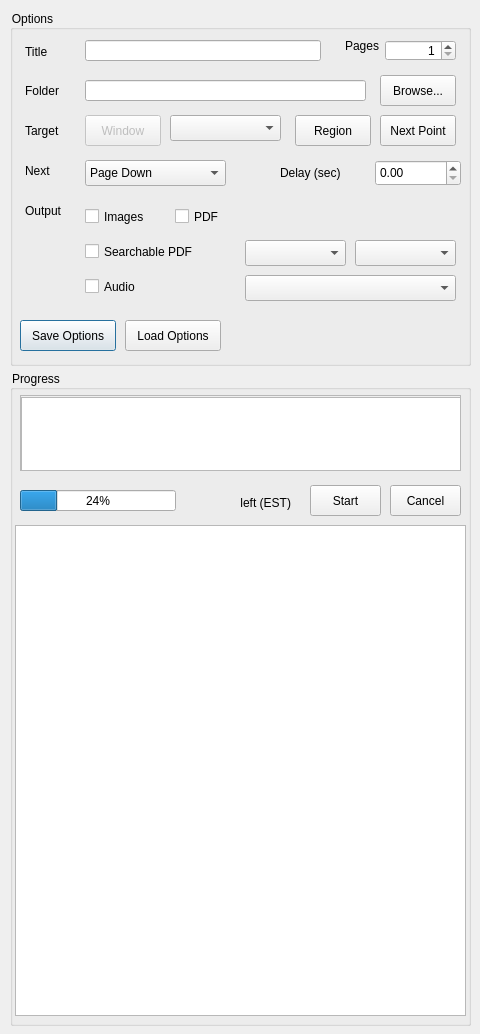
Old version of the form assets/capture.ui in the repository jangwonboo/ebook_capture.
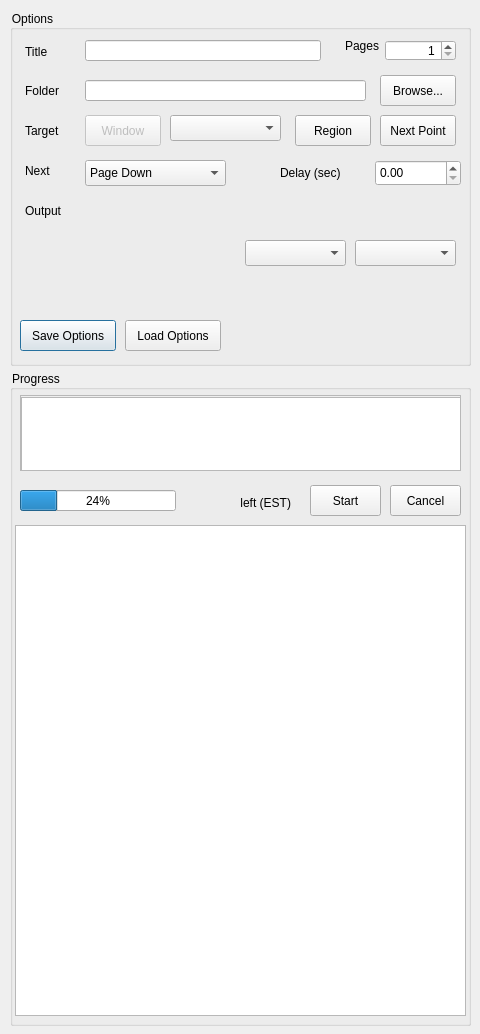
New version of the form.

```diff
--- a/assets/capture.ui
+++ b/assets/capture.ui
@@ -111,32 +111,6 @@
      <bool>false</bool>
     </property>
    </widget>
-   <widget class="QCheckBox" name="cb_pdf">
-    <property name="geometry">
-     <rect>
-      <x>165</x>
-      <y>195</y>
-      <width>71</width>
-      <height>23</height>
-     </rect>
-    </property>
-    <property name="text">
-     <string>PDF</string>
-    </property>
-   </widget>
-   <widget class="QCheckBox" name="cb_voice">
-    <property name="geometry">
-     <rect>
-      <x>75</x>
-      <y>265</y>
-      <width>151</width>
-      <height>23</height>
-     </rect>
-    </property>
-    <property name="text">
-     <string>Audio</string>
-    </property>
-   </widget>
    <widget class="QLabel" name="lb_capture_method">
     <property name="geometry">
      <rect>
@@ -217,19 +191,6 @@
      <number>10</number>
     </property>
    </widget>
-   <widget class="QCheckBox" name="cb_ocr">
-    <property name="geometry">
-     <rect>
-      <x>75</x>
-      <y>230</y>
-      <width>111</width>
-      <height>23</height>
-     </rect>
-    </property>
-    <property name="text">
-     <string>Searchable PDF</string>
-    </property>
-   </widget>
    <widget class="QComboBox" name="cb_ocr_lang_pri">
     <property name="geometry">
      <rect>
@@ -249,19 +210,6 @@
      <number>0</number>
     </property>
    </widget>
-   <widget class="QComboBox" name="cb_voice_lang">
-    <property name="geometry">
-     <rect>
-      <x>235</x>
-      <y>265</y>
-      <width>211</width>
-      <height>26</height>
-     </rect>
-    </property>
-    <property name="layoutDirection">
-     <enum>Qt::LeftToRight</enum>
-    </property>
-   </widget>
    <widget class="QComboBox" name="cb_ocr_lang_sec">
     <property name="geometry">
      <rect>
@@ -357,19 +305,6 @@
      </rect>
     </property>
    </widget>
-   <widget class="QCheckBox" name="cb_img">
-    <property name="geometry">
-     <rect>
-      <x>75</x>
-      <y>195</y>
-      <width>91</width>
-      <height>23</height>
-     </rect>
-    </property>
-    <property name="text">
-     <string>Images</string>
-    </property>
-   </widget>
    <widget class="QLabel" name="lb_output">
     <property name="geometry">
      <rect>
```
Left out of the diff: 5 changed lines with no effect on the pictures.
